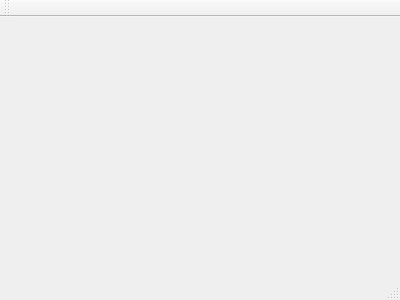
This is mainwindow.ui in Jorge-FS/HawkView as Qt 5 draws it before an edit. The edited form follows.
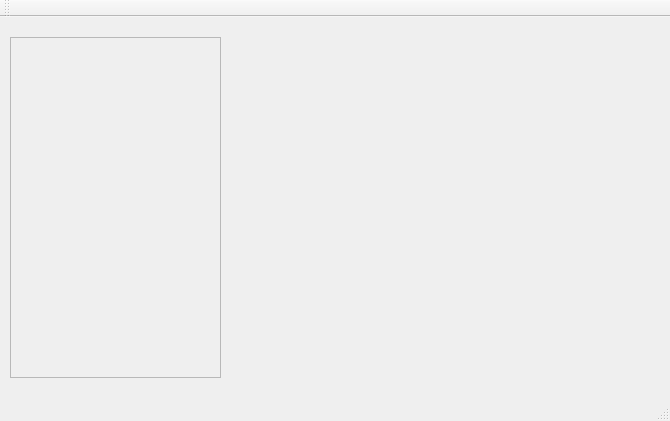
This is the edited form.

What changed in the file:
```diff
--- a/mainwindow.ui
+++ b/mainwindow.ui
@@ -1,24 +1,63 @@
 <ui version="4.0">
  <class>MainWindow</class>
- <widget class="QMainWindow" name="MainWindow" >
-  <property name="geometry" >
+ <widget class="QMainWindow" name="MainWindow">
+  <property name="geometry">
    <rect>
     <x>0</x>
     <y>0</y>
-    <width>400</width>
-    <height>300</height>
+    <width>670</width>
+    <height>421</height>
    </rect>
   </property>
   <property name="windowTitle" >
    <string>MainWindow</string>
   </property>
-  <widget class="QMenuBar" name="menuBar" />
-  <widget class="QToolBar" name="mainToolBar" />
-  <widget class="QWidget" name="centralWidget" />
-  <widget class="QStatusBar" name="statusBar" />
+  <widget class="QWidget" name="centralWidget">
+   <widget class="QScrollArea" name="scrollArea">
+    <property name="geometry">
+     <rect>
+      <x>10</x>
+      <y>20</y>
+      <width>211</width>
+      <height>341</height>
+     </rect>
+    </property>
+    <property name="widgetResizable">
+     <bool>true</bool>
+    </property>
+    <widget class="QWidget" name="scrollAreaWidgetContents">
+     <property name="geometry">
+      <rect>
+       <x>0</x>
+       <y>0</y>
+       <width>209</width>
+       <height>339</height>
+      </rect>
+     </property>
+    </widget>
+   </widget>
+  </widget>
+  <widget class="QMenuBar" name="menuBar">
+   <property name="geometry">
+    <rect>
+     <x>0</x>
+     <y>0</y>
+     <width>670</width>
+     <height>22</height>
+    </rect>
+   </property>
+  </widget>
+  <widget class="QToolBar" name="mainToolBar">
+   <attribute name="toolBarArea">
+    <enum>TopToolBarArea</enum>
+   </attribute>
+   <attribute name="toolBarBreak">
+    <bool>false</bool>
+   </attribute>
+  </widget>
+  <widget class="QStatusBar" name="statusBar"/>
  </widget>
- <layoutDefault spacing="6" margin="11" />
- <pixmapfunction></pixmapfunction>
+ <layoutdefault spacing="6" margin="11"/>
  <resources/>
  <connections/>
 </ui>
```
Left out of the diff: 3 changed lines with no effect on the pictures.
